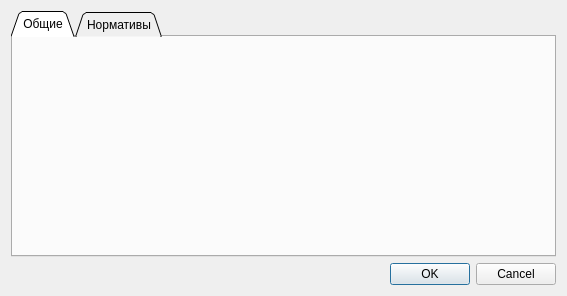
Qt form settingsview.ui (Ejik/ordersvi) before a commit.
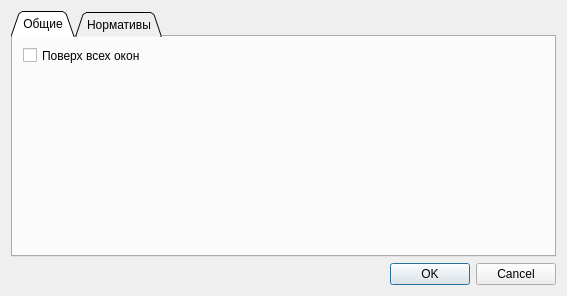
The same form after that commit. The open tabs and pages were chosen to show the change. Icons and pictures are not drawn.

Commit message: Feature: добавлена функция всегда поверх всех окон

```diff
--- a/settingsview.ui
+++ b/settingsview.ui
@@ -30,6 +30,19 @@
       <attribute name="title">
        <string>Общие</string>
       </attribute>
+      <widget class="QCheckBox" name="alwaysOnTopBox">
+       <property name="geometry">
+        <rect>
+         <x>10</x>
+         <y>10</y>
+         <width>131</width>
+         <height>17</height>
+        </rect>
+       </property>
+       <property name="text">
+        <string>Поверх всех окон</string>
+       </property>
+      </widget>
      </widget>
      <widget class="QWidget" name="normsTab">
       <attribute name="title">
```
Left out of the diff: 37 changed lines with no effect on the pictures. The commit also changes 7 other files.
